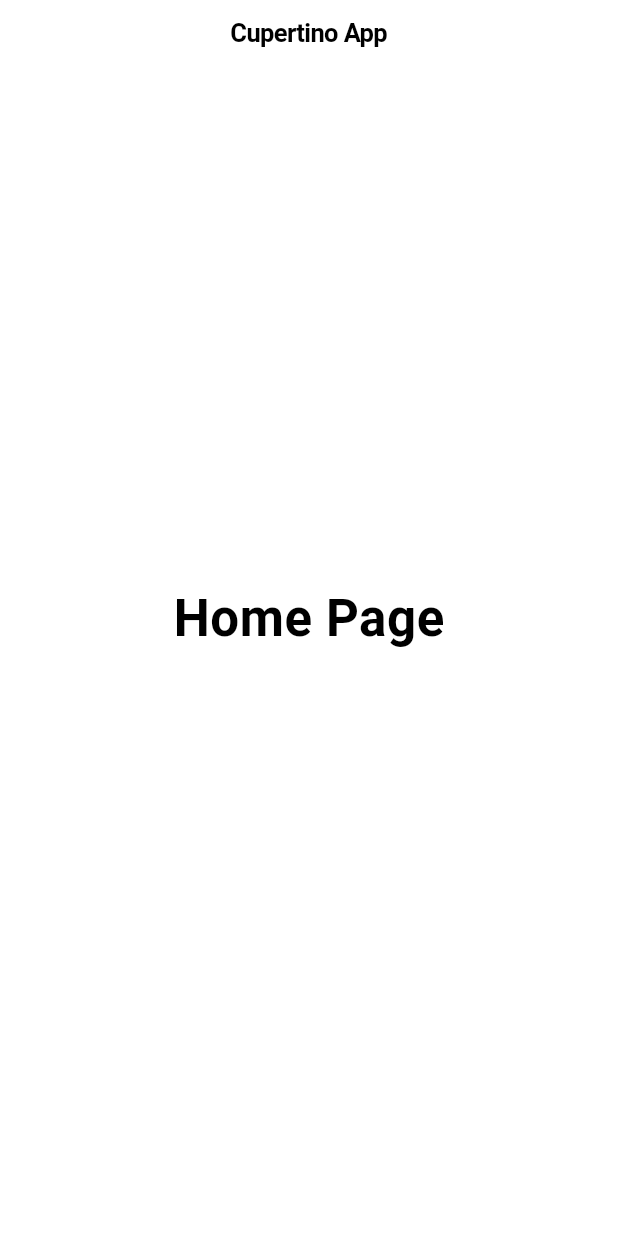
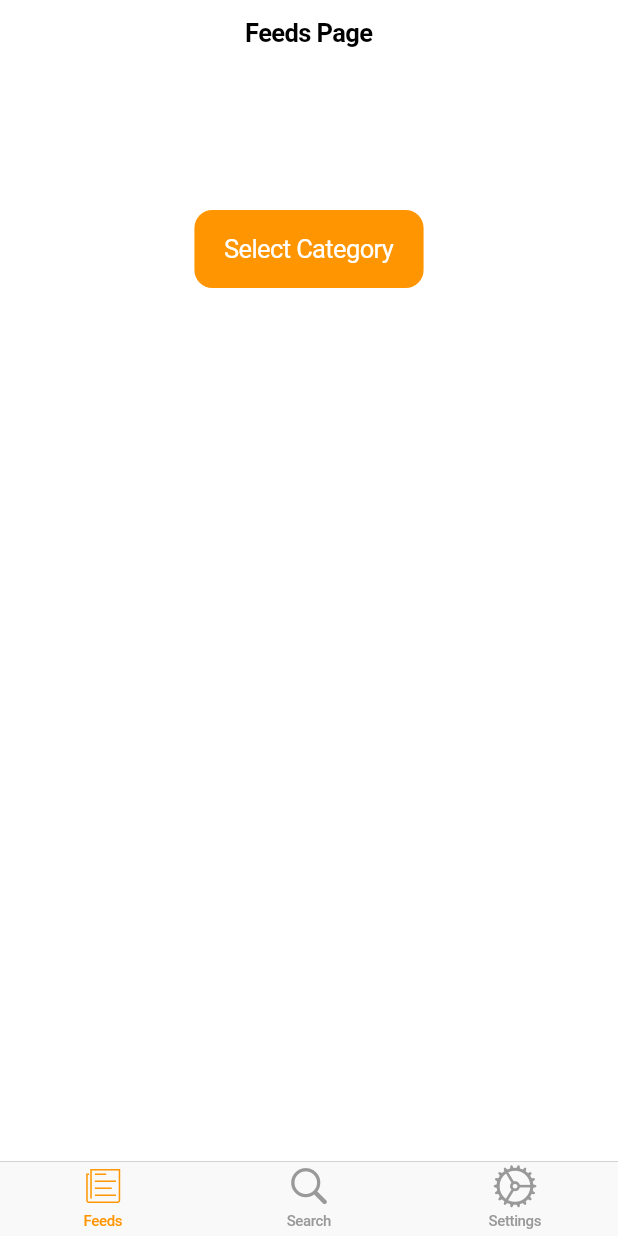
Before and after one commit to zerowu49/funflutter, a Flutter app: the screen it shows after launch, on a phone screen of 412 x 824 dp. Run offline on Flutter 3.47's test engine with Material 2 defaults, Android fonts, the phone set to English and light mode, and no system bars.

Commit message:
Cupertino apps

```diff
--- a/lib/AdaptivePage.dart
+++ b/lib/AdaptivePage.dart
@@ -1,7 +1,7 @@
-import 'dart:io';
-
 import 'package:flutter/cupertino.dart';
 import 'package:flutter/material.dart';
+import 'package:funflutter/BuilderPage.dart';
+import 'package:funflutter/SettingPage.dart';
 
 class AdaptivePage extends StatefulWidget {
   @override
@@ -9,21 +9,41 @@ class AdaptivePage extends StatefulWidget {
 }
 
 class _AdaptivePageState extends State<AdaptivePage> {
-  bool _isSelected = true;
-  double _sliderValue = 75;
-
   @override
   Widget build(BuildContext context) {
-    return CupertinoPageScaffold(
-      navigationBar: CupertinoNavigationBar(
-        middle: Text('Cupertino App'),
+    return CupertinoTabScaffold(
+      tabBar: CupertinoTabBar(
+        items: [
+          BottomNavigationBarItem(
+            icon: Icon(CupertinoIcons.news),
+            title: Text('Feeds'),
+          ),
+          BottomNavigationBarItem(
+            icon: Icon(CupertinoIcons.search),
+            label: 'Search',
+          ),
+          BottomNavigationBarItem(
+            icon: Icon(CupertinoIcons.settings),
+            title: Text('Settings'),
+          ),
+        ],
       ),
-      child: Center(
-        child: Text(
-          'Home Page',
-          style: CupertinoTheme.of(context).textTheme.navLargeTitleTextStyle,
-        ),
-      ),
+      tabBuilder: (context, index) {
+        switch (index) {
+          case 0:
+            return BuilderPage(
+              text: "Feeds Page",
+            );
+          case 1:
+            return BuilderPage(
+              text: "Search Page",
+            );
+          case 2:
+            return SettingsPage();
+          default:
+            return Center(child: Text('Page not found!'));
+        }
+      },
     );
   }
 }
--- /dev/null
+++ b/lib/BuilderPage.dart
@@ -0,0 +1,84 @@
+import 'package:flutter/cupertino.dart';
+import 'package:flutter/material.dart';
+
+class BuilderPage extends StatelessWidget {
+  final String text;
+
+  BuilderPage({
+    required this.text,
+  });
+  @override
+  Widget build(BuildContext context) {
+    return CupertinoPageScaffold(
+      navigationBar: CupertinoNavigationBar(
+        middle: Text(text),
+      ),
+      child: Center(
+        child: Column(
+          children: [
+            Text(
+              text,
+              style:
+                  CupertinoTheme.of(context).textTheme.navLargeTitleTextStyle,
+            ),
+            SizedBox(height: 100),
+            CupertinoButton.filled(
+              child: Text('Select Category'),
+              onPressed: () {
+                showCupertinoModalPopup(
+                    context: context,
+                    builder: (context) {
+                      return CupertinoActionSheet(
+                        title: Text('Select Categories'),
+                        actions: [
+                          CupertinoActionSheetAction(
+                            onPressed: () {
+                              Navigator.push(
+                                context,
+                                CupertinoPageRoute(
+                                  builder: (context) =>
+                                      BuilderPage(text: 'Technology'),
+                                ),
+                              );
+                            },
+                            child: Text('Technology'),
+                          ),
+                          CupertinoActionSheetAction(
+                            onPressed: () {
+                              Navigator.push(
+                                context,
+                                CupertinoPageRoute(
+                                  builder: (context) =>
+                                      BuilderPage(text: 'Business'),
+                                ),
+                              );
+                            },
+                            child: Text('Business'),
+                          ),
+                          CupertinoActionSheetAction(
+                            onPressed: () {
+                              Navigator.push(
+                                context,
+                                CupertinoPageRoute(
+                                  builder: (context) =>
+                                      BuilderPage(text: 'Sport'),
+                                ),
+                              );
+                            },
+                            child: Text('Sport'),
+                          ),
+                        ],
+                        cancelButton: CupertinoActionSheetAction(
+                          child: Text('Close'),
+                          onPressed: () => Navigator.pop(context),
+                        ),
+                      );
+                    });
+              },
+            ),
+          ],
+        ),
+      ),
+    );
+  }
+}
```
Also changed, not shown: lib/SettingPage.dart (added, +38 -0 lines).
